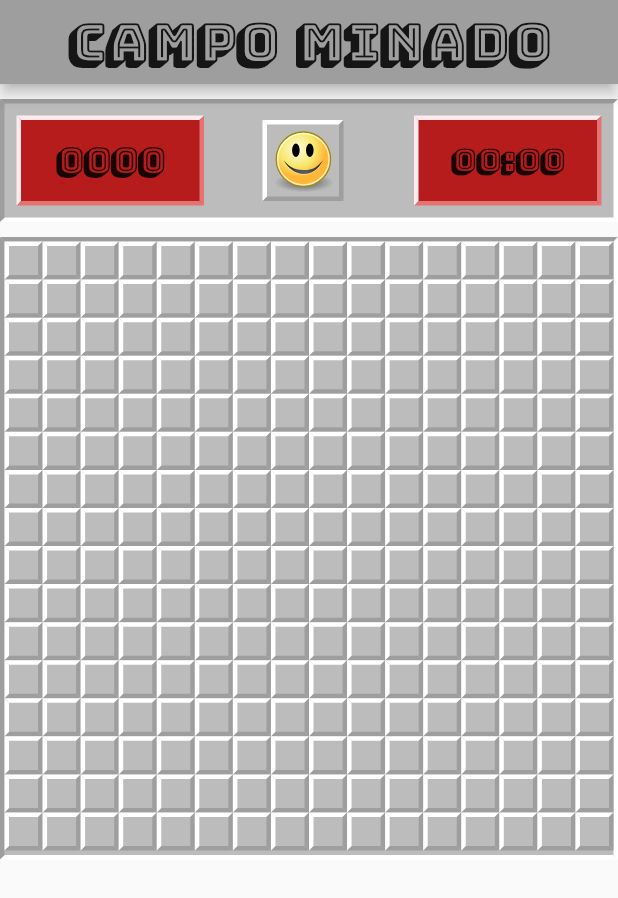
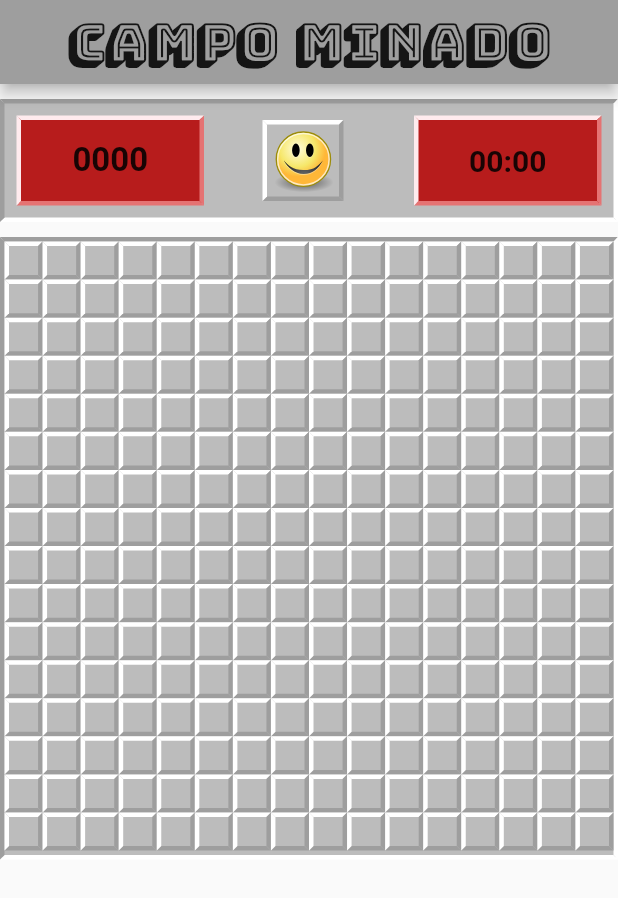
Before and after one commit to thiagotn/minesweeper, a Flutter app: the screen it shows after launch, on a phone screen of 412 x 824 dp. Shown: the top 898 px of the screen. Run offline on Flutter 3.47's test engine with Material 2 defaults, Android fonts, the phone set to English and light mode, and no system bars; our stand-ins replace flutter_svg, sprintf.

Commit message:
feat: alternative theme

```diff
--- a/lib/main.dart
+++ b/lib/main.dart
@@ -1,6 +1,7 @@
 import 'package:flutter/material.dart';
 import 'package:minesweeper/blocs/game.bloc.dart';
 import 'package:minesweeper/pages/game.page.dart';
+import 'package:minesweeper/themes/theme-simple.dart';
 import 'package:minesweeper/themes/theme.dart';
 import 'package:provider/provider.dart';
 
@@ -19,7 +20,7 @@ class MyApp extends StatelessWidget {
       ],
       child: MaterialApp(
         title: 'Campo Minado',
-        theme: appTheme(),
+        theme: appThemeSimple(),
         home: GamePage(),
         debugShowCheckedModeBanner: false,
       ),
```
